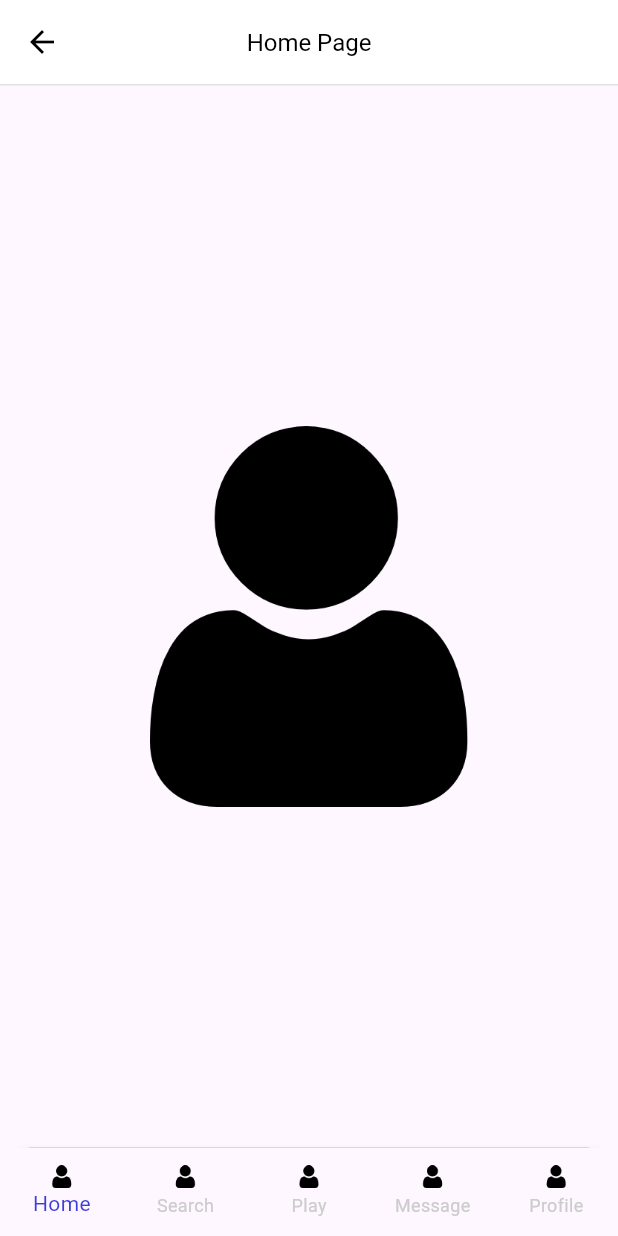
After one commit to Allatchimi/ulearningApp, a Flutter app: the Application screen opened by its route, on a phone screen of 412 x 824 dp. The commit adds this screen. Run offline on Flutter 3.47's test engine with Material 3 defaults, Android fonts, the phone set to English and light mode, and no system bars; our stand-ins replace dots_indicator, firebase_auth, firebase_core, flutter_riverpod, flutter_screenutil, fluttertoast and 2 more; accounts and stored records are empty; generated files the repository leaves out were written again.

Commit message:
creation de vue application

```diff
--- /dev/null
+++ b/lib/common/routes/app_routes_names.dart
@@ -0,0 +1,7 @@
+class AppRoutesNames{
+
+  static const String WELCOME = "/";
+  static const String SIGN_IN = "/sign_in";
+  static const String SIGN_UP = "/sign_up";
+  static const String APPLICATION = "/application";
+}
--- /dev/null
+++ b/lib/common/routes/routes.dart
@@ -0,0 +1,62 @@
+import 'package:flutter/foundation.dart';
+import 'package:flutter/material.dart';
+import 'package:ulearning_app/common/routes/app_routes_names.dart';
+import 'package:ulearning_app/global.dart';
+import 'package:ulearning_app/pages/sign_in/sign_in.dart';
+import 'package:ulearning_app/pages/welcome/welcome.dart';
+
+import '../../pages/application/application.dart';
+import '../../pages/sign_up/sign_up.dart';
+
+class AppPages {
+  static List<RouteEntity> routes() {
+    return [
+      RouteEntity(path: AppRoutesNames.WELCOME, page: Welcome()),
+      RouteEntity(path: AppRoutesNames.SIGN_IN, page: const SignIn()),
+      RouteEntity(path: AppRoutesNames.SIGN_UP, page: const SignUp()),
+      RouteEntity(path: AppRoutesNames.APPLICATION, page: const Application()),
+    ];
+  }
+
+  static MaterialPageRoute generateRouteSettings(RouteSettings settings) {
+    if (kDebugMode) {
+      print("clicked route is ${settings.name}");
+    }
+
+    // Check if the route exists in the defined routes
+    final matchingRoute = routes().firstWhere(
+          (element) => element.path == settings.name,
+      orElse: () => RouteEntity(path: AppRoutesNames.WELCOME, page: Welcome()), // Default to Welcome page if no match is found
+    );
+
+    // Handle first-time open or logged-in scenario
+    bool deviceFirstTime = Global.storageServices.getDeviceFirstOpen();
+    if (matchingRoute.path == AppRoutesNames.WELCOME && deviceFirstTime) {
+      bool isLogged = Global.storageServices.isLoggedIn();
+      if (isLogged) {
+        return MaterialPageRoute(
+          builder: (_) => const Application(),
+          settings: settings,
+        );
+      } else {
+        return MaterialPageRoute(
+          builder: (_) => const SignIn(),
+          settings: settings,
+        );
+      }
+    }
+
+    // Return the matching route
+    return MaterialPageRoute(
+      builder: (_) => matchingRoute.page,
+      settings: settings,
+    );
+  }
+}
+
+class RouteEntity {
+  String path;
+  Widget page;
+
+  RouteEntity({required this.path, required this.page});
+}
--- /dev/null
+++ b/lib/common/utils/image_res.dart
@@ -0,0 +1,18 @@
+class ImageRes{
+
+  /*
+  Center(child: appImage(imagePath: "assets/icons/user.png",width: 250,height: 250),),
+   Center(child: appImage(imagePath: "assets/icons/padlock.png",width: 250,height: 250),),
+   Center(child: appImage(imagePath: "assets/icons/user.png",width: 250,height: 250),),
+   Center(child: appImage(imagePath: "assets/icons/user.png",width: 250,height: 250),),
+   Center(child: appImage(imagePath: "assets/icons/user.png",width: 250,height: 250),)
+   */
+
+  ImageRes._();
+  static const String _imageBase = "assets/icons";
+  static const String  home = '$_imageBase/user.png';
+  static const String  search = '$_imageBase/padlock.png';
+  static const String play  = '$_imageBase/user.png';
+  static const String  message ='$_imageBase/padlock.png';
+  static const String  profile ='$_imageBase/user.png';
+}
--- a/lib/common/widgets/app_shadow.dart
+++ b/lib/common/widgets/app_shadow.dart
@@ -1,4 +1,5 @@
 import 'package:flutter/material.dart';
+import 'package:flutter_screenutil/flutter_screenutil.dart';
 import 'package:ulearning_app/common/utils/app_colors.dart';
 
 BoxDecoration appBoxShadow(
@@ -20,6 +21,29 @@ BoxDecoration appBoxShadow(
       ]);
 }
 
+BoxDecoration appBoxShadowWithRadius(
+    {Color color = AppColors.primaryElement,
+      double radius = 15,
+      double sR = 1,
+      double bR = 2,
+      BoxBorder ? border,}) {
+  return BoxDecoration(
+      color: color,
+      borderRadius: BorderRadius.only(
+        topLeft: Radius.circular(20.h),
+        topRight: Radius.circular(20.h),
+
+      ),
+      border: border,
+      boxShadow: [
+        BoxShadow(
+            color: Colors.grey.withOpacity(0.1),
+            spreadRadius: sR,
+            blurRadius: bR,
+            offset: const Offset(0, 1))
+      ]);
+}
+
 BoxDecoration appBoxDecorationTextField(
     {Color color = AppColors.primaryBackground,
     double radius = 15,
--- /dev/null
+++ b/lib/global.dart
@@ -0,0 +1,17 @@
+ import 'package:firebase_core/firebase_core.dart';
+import 'package:flutter/cupertino.dart';
+import 'package:ulearning_app/common/services/storage.dart';
+import 'package:ulearning_app/firebase_options.dart';
+
+class Global{
+  static late  StorageServices storageServices;
+
+  static Future init() async {
+
+    WidgetsFlutterBinding.ensureInitialized();
+    await Firebase.initializeApp(
+      options:DefaultFirebaseOptions.currentPlatform,
+    );
+    storageServices = await StorageServices().init();
+  }
+ }
--- /dev/null
+++ b/lib/pages/application/application.dart
@@ -0,0 +1,43 @@
+import 'package:flutter/material.dart';
+import 'package:flutter_riverpod/flutter_riverpod.dart';
+import 'package:flutter_screenutil/flutter_screenutil.dart';
+import 'package:ulearning_app/common/utils/app_colors.dart';
+
+import 'package:ulearning_app/common/widgets/app_bar.dart';
+import 'package:ulearning_app/common/widgets/app_shadow.dart';
+import 'package:ulearning_app/pages/application/notifier/application_nav_notifier.dart';
+import 'package:ulearning_app/pages/application/widgets/widgets.dart';
+
+class Application extends ConsumerWidget {
+  const Application({super.key});
+
+  @override
+  Widget build(BuildContext context,WidgetRef ref) {
+ int index = ref.watch(applicationNavIndexProvider);
+    return Container(
+      color: Colors.white,
+      child: SafeArea(
+        child: Scaffold(
+          appBar: buildAppBar(text: "Home Page"),
+          body: appScreens(index: index),
+          bottomNavigationBar: Container(
+            width: 375.w,
+            height: 58.h,
+            decoration:appBoxShadowWithRadius(),
+            child: BottomNavigationBar(
+              elevation: 0,
+              currentIndex: index,
+              items:bottomsTabs,
+              type: BottomNavigationBarType.fixed,
+              selectedItemColor: AppColors.primaryElement,
+              unselectedItemColor: AppColors.primaryFourElementText,
+              onTap: (value){
+                ref.read(applicationNavIndexProvider.notifier).changeIndex(value);
+              },
+            ),
+          ),
+        ),
+      ),
+    );
+  }
+}
--- /dev/null
+++ b/lib/pages/application/widgets/widgets.dart
@@ -0,0 +1,68 @@
+import 'package:flutter/cupertino.dart';
+import 'package:flutter_screenutil/flutter_screenutil.dart';
+import 'package:ulearning_app/common/utils/image_res.dart';
+import 'package:ulearning_app/common/widgets/image_widgets.dart';
+import '../../../common/utils/app_colors.dart';
+
+var bottomsTabs =<BottomNavigationBarItem> [
+  BottomNavigationBarItem(
+    icon:bottomContainer(),
+    activeIcon: bottomContainer(color: AppColors.primaryElement),
+    label: "Home",
+    backgroundColor: AppColors.primaryBackground,
+  ),
+  BottomNavigationBarItem(
+    icon: bottomContainer(),
+    //activeIcon: bottomContainer(color: AppColors.primaryElement),
+    label: "Search",
+    backgroundColor: AppColors.primaryBackground,
+  ),
+  BottomNavigationBarItem(
+    icon: bottomContainer(color: AppColors.primaryElement),
+    //activeIcon: bottomContainer(color: AppColors.primaryElement),
+    label: "Play",
+    backgroundColor: AppColors.primaryBackground,
+  ),
+  BottomNavigationBarItem(
+    icon: bottomContainer(),
+    //activeIcon: bottomContainer(color: AppColors.primaryElement),
+    label: "Message",
+    backgroundColor: AppColors.primaryBackground,
+  ),
+  BottomNavigationBarItem(
+    icon: bottomContainer(),
+    //activeIcon: bottomContainer(color: AppColors.primaryElement),
+    label: "Profile",
+    backgroundColor: AppColors.primaryBackground,
+  )
+];
+
+
+
+
+Widget bottomContainer({
+  double width = 15,
+  double height = 15,
+  String imagePath= "assets/icons/user.png",
+  Color color = AppColors.primaryFourElementText
+}){
+  return SizedBox(
+    width: 15.w,
+    height: 15.h,
+    child: appImageWithColor(
+      imagePath: imagePath,
+      color: color
+    ),
+  );
+}
+
+Widget appScreens({int index=0}){
+   List<Widget> screens = [
+   Center(child: appImage(imagePath: ImageRes.home,width: 250,height: 250),),
+   Center(child: appImage(imagePath: ImageRes.search,width: 250,height: 250),),
+   Center(child: appImage(imagePath: ImageRes.play,width: 250,height: 250),),
+   Center(child: appImage(imagePath: ImageRes.message,width: 250,height: 250),),
+   Center(child: appImage(imagePath: ImageRes.profile,width: 250,height: 250),)
+   ];
+   return screens[index];
+}
--- a/lib/pages/sign_in/notifier/sign_in_state.dart
+++ b/lib/pages/sign_in/notifier/sign_in_state.dart
@@ -18,7 +18,7 @@ class SignInState {
   }
 }
 void main(){
-  SignInState state= SignInState();
+  SignInState state= const SignInState();
   //state.email= "a@a.com";
-  SignInState myStata = SignInState(email: "a@a.com",password: "123");
+  SignInState myStata = const SignInState(email: "a@a.com",password: "123");
 }
--- a/lib/pages/sign_in/sign_in.dart
+++ b/lib/pages/sign_in/sign_in.dart
@@ -99,7 +99,7 @@ class _SignInState extends ConsumerState<SignIn> {
                         buttonName: "Register",
                         isLogin: false,
                         context: context,
-                        func: () => Navigator.pushNamed(context, "/register"),
+                        func: () => Navigator.pushNamed(context, "/sign_up"),
                       )),
                       //app register button
                     ],
```
Also changed, not shown: lib/common/services/storage.dart (+25 -0 lines), lib/common/utils/constants.dart (added, +7 -0 lines), lib/common/widgets/image_widgets.dart (+16 -0 lines), lib/main.dart (+5 -11 lines), lib/pages/application/notifier/application_nav_notifier.dart (added, +19 -0 lines), lib/pages/sign_in/notifier/sign_in_controller.dart (+26 -5 lines), lib/pages/welcome/widgets.dart (+7 -0 lines), firebase.json (added), lib/common/global_loader/global_loader.g.dart (added), lib/firebase_options.dart (added), lib/pages/application/notifier/application_nav_notifier.g.dart (added), lib/pages/sign_up/notifier/register_notifier.g.dart (added), 2 other files.
